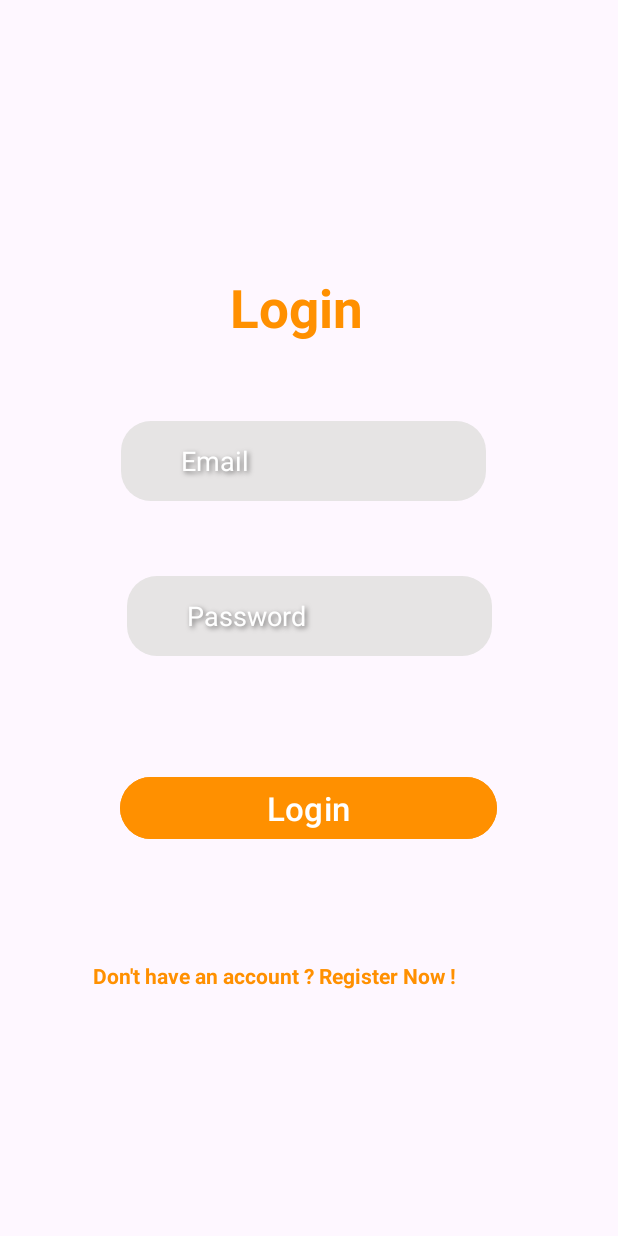
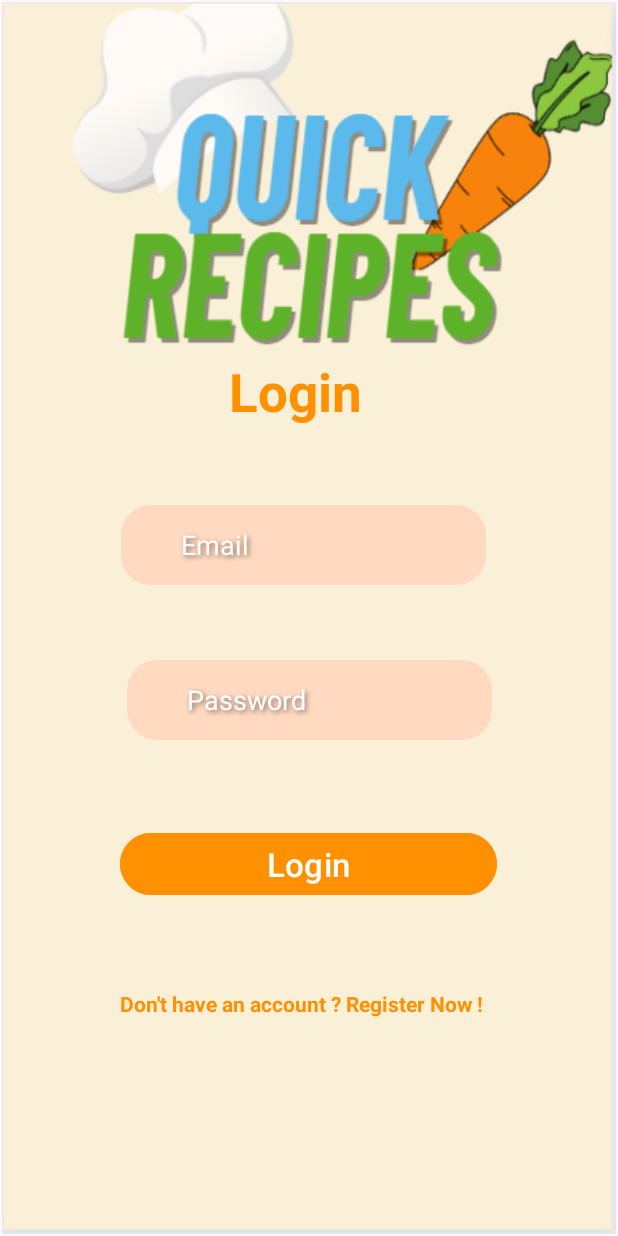
Before and after one commit to MertYigit0/QuickRecipes, an Android app: the screen it shows after launch (MainActivity), on a phone screen of 412 x 824 dp. Run offline under Robolectric (Android 15) with nearby library versions, the phone set to English and light mode, and no system bars; our stand-ins replace Firebase (no records; nobody signed in at launch, a user with empty details on screens opened directly).

Commit message:
Background

```diff
--- a/app/src/main/res/drawable/shape.xml
+++ b/app/src/main/res/drawable/shape.xml
@@ -1,5 +1,5 @@
 <?xml version="1.0" encoding="utf-8"?>
 <shape xmlns:android="http://schemas.android.com/apk/res/android">
-    <solid android:color="#E6E4E4" /> <!-- Specify the background color -->
+    <solid android:color="#FFD9C0" /> <!-- Specify the background color -->
     <corners android:radius="20dp" /> <!-- Adjust the radius value to control the roundness -->
 </shape>
--- a/app/src/main/res/layout/fragment_login.xml
+++ b/app/src/main/res/layout/fragment_login.xml
@@ -5,6 +5,7 @@
     xmlns:app="http://schemas.android.com/apk/res-auto"
     android:layout_width="match_parent"
     android:layout_height="match_parent"
+    android:background="@drawable/back"
    >
 
 
@@ -79,6 +80,7 @@
         android:textStyle="bold"
         app:layout_constraintBottom_toBottomOf="parent"
         app:layout_constraintEnd_toEndOf="parent"
+        app:layout_constraintHorizontal_bias="0.65"
         app:layout_constraintStart_toStartOf="parent"
         app:layout_constraintTop_toBottomOf="@+id/loginButton" />
 
@@ -86,12 +88,13 @@
         android:id="@+id/textView"
         android:layout_width="106dp"
         android:layout_height="71dp"
-        android:layout_marginTop="180dp"
+        android:layout_marginTop="236dp"
         android:text="Login"
         android:textColor="@color/orange"
         android:textSize="35dp"
         android:textStyle="bold"
         app:layout_constraintEnd_toEndOf="parent"
+        app:layout_constraintHorizontal_bias="0.498"
         app:layout_constraintStart_toStartOf="parent"
         app:layout_constraintTop_toTopOf="parent" />
 
--- a/app/src/main/res/layout/fragment_register.xml
+++ b/app/src/main/res/layout/fragment_register.xml
@@ -4,7 +4,7 @@
     xmlns:tools="http://schemas.android.com/tools"
     android:layout_width="match_parent"
     android:layout_height="match_parent"
-
+android:background="@drawable/back"
 
     >
 
@@ -13,7 +13,7 @@
         android:id="@+id/textView2"
         android:layout_width="203dp"
         android:layout_height="64dp"
-        android:layout_marginTop="148dp"
+        android:layout_marginTop="264dp"
         android:text="REGISTER"
         android:textColor="@color/orange"
         android:textSize="40dp"
@@ -26,7 +26,7 @@
         android:id="@+id/editTextTextEmailAddress2"
         android:layout_width="221dp"
         android:layout_height="50dp"
-        android:layout_marginTop="60dp"
+        android:layout_marginTop="50dp"
         android:background="@drawable/shape"
         android:ems="10"
         android:hint="Email"
```
Also changed, not shown: app/src/main/res/drawable/back.png (added).
